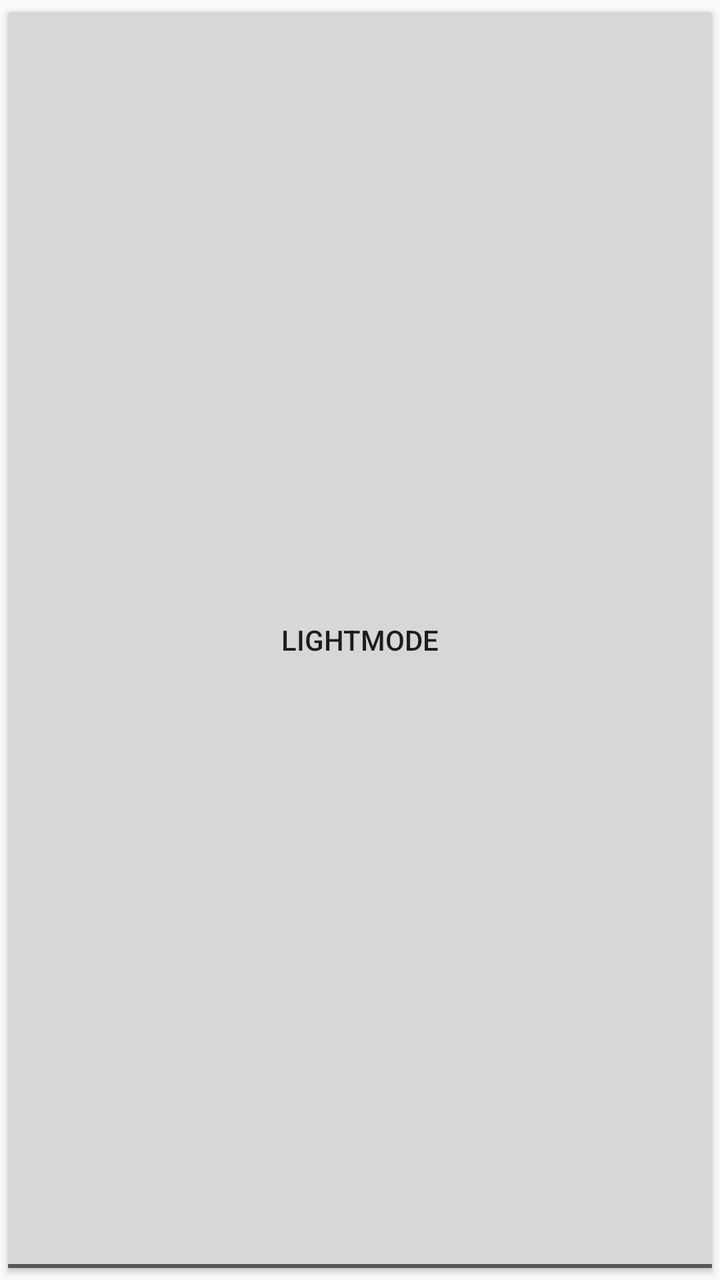
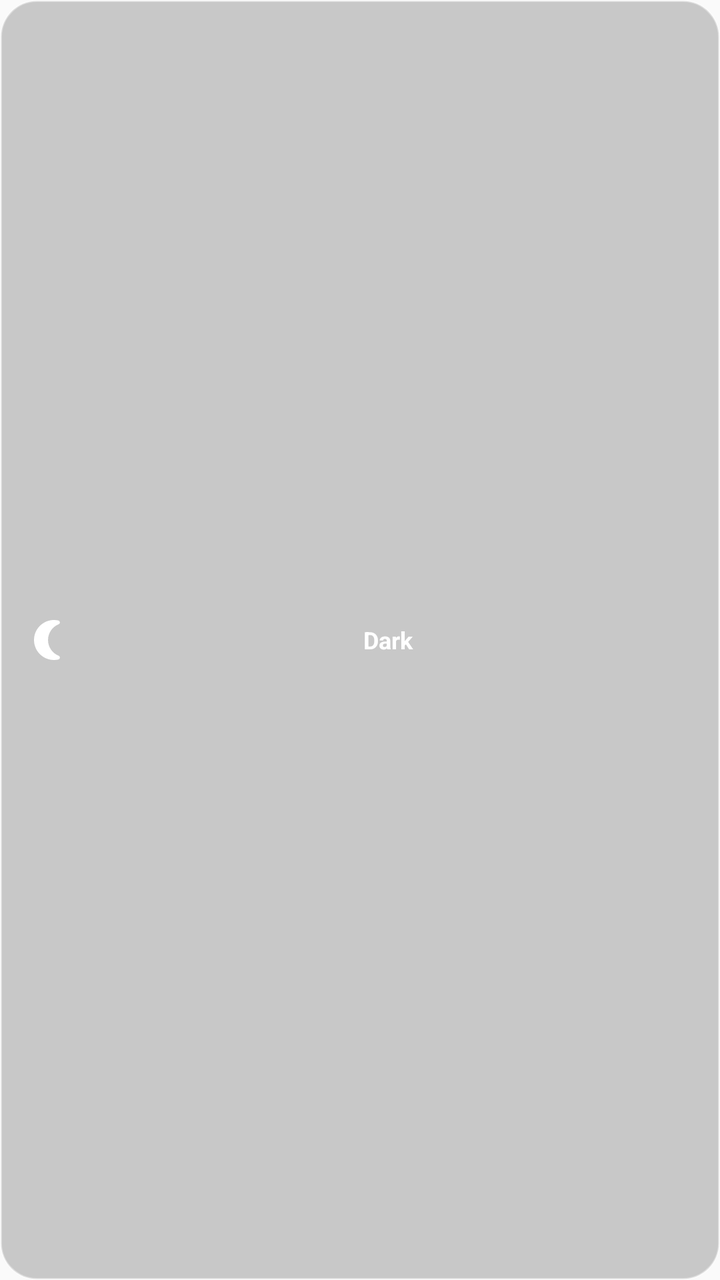

The first picture is an Android layout as it rendered before a commit; the second is the same layout after the commit. The layout source and the unified diff follow.
<!-- AndroidManifest.xml: application theme AppTheme -->
<!-- res/layout/toggle_layout.xml -->
<?xml version="1.0" encoding="utf-8"?>
<ToggleButton
    xmlns:android="http://schemas.android.com/apk/res/android"
    android:id="@+id/toggle_btn"
    android:layout_width="wrap_content"
    android:layout_height="wrap_content"
    android:textOff="@string/light_mode"
    android:textOn="@string/dark_mode"
    android:layout_gravity="end"
    android:layout_marginEnd="8dp" />
<!-- resources referenced by this layout -->
<resources>
  <string name="dark_mode">DarkMode</string>
  <string name="light_mode">LightMode</string>
  <style name="AppTheme" parent="@style/Theme.AppCompat.DayNight.NoActionBar">
          <item name="colorPrimary">@color/blue</item>
          <item name="colorPrimaryDark">@color/gray</item>
          <item name="colorAccent">@color/gray</item>
      </style>
  <color name="blue">#1e88e5</color>
  <color name="gray">#5f5f5f</color>
</resources>

<!-- the commit's change to res/layout/toggle_layout.xml (unified diff, before → after) -->
@@ -1,10 +1,20 @@
 <?xml version="1.0" encoding="utf-8"?>
-<ToggleButton
+<TextView
     xmlns:android="http://schemas.android.com/apk/res/android"
-    android:id="@+id/toggle_btn"
+    android:id="@+id/btn_theme_toggle"
     android:layout_width="wrap_content"
-    android:layout_height="wrap_content"
-    android:textOff="@string/light_mode"
-    android:textOn="@string/dark_mode"
-    android:layout_gravity="end"
-    android:layout_marginEnd="8dp" />
+    android:layout_height="36dp"
+    android:layout_gravity="end|center_vertical"
+    android:layout_marginEnd="12dp"
+    android:paddingStart="12dp"
+    android:paddingEnd="14dp"
+    android:gravity="center"
+    android:textSize="12sp"
+    android:textStyle="bold"
+    android:textColor="#FFFFFF"
+    android:background="@drawable/bg_theme_toggle_pill"
+    android:drawableStart="@drawable/ic_mode_night"
+    android:drawablePadding="6dp"
+    android:clickable="true"
+    android:focusable="true"
+    android:text="@string/dark_mode" />
<!-- resource entries referenced after the edit -->
@@ -1,7 +1,28 @@
 <!-- resources referenced by this layout -->
 <resources>
-  <string name="dark_mode">DarkMode</string>
-  <string name="light_mode">LightMode</string>
+  <!-- drawable bg_theme_toggle_pill (drawable) -->
+  <?xml version="1.0" encoding="utf-8"?>
+  <ripple xmlns:android="http://schemas.android.com/apk/res/android"
+      android:color="#40FFFFFF">
+      <item>
+          <shape android:shape="rectangle">
+              <solid android:color="#33000000" />
+              <stroke android:width="1dp" android:color="#60FFFFFF" />
+              <corners android:radius="18dp" />
+          </shape>
+      </item>
+  </ripple>
+  <!-- drawable ic_mode_night (drawable) -->
+  <vector xmlns:android="http://schemas.android.com/apk/res/android"
+      android:width="24dp"
+      android:height="24dp"
+      android:viewportWidth="24"
+      android:viewportHeight="24">
+    <path
+        android:fillColor="#FFFFFFFF"
+        android:pathData="M12.01,12c0,-3.57 2.2,-6.62 5.31,-7.87 0.89,-0.36 0.75,-1.69 -0.19,-1.9 -1.1,-0.24 -2.27,-0.3 -3.48,-0.14 -4.51,0.6 -8.12,4.31 -8.59,8.83C4.44,16.93 9.13,22 15.01,22c0.73,0 1.43,-0.08 2.12,-0.23 0.95,-0.21 1.1,-1.53 0.2,-1.9 -3.22,-1.29 -5.33,-4.41 -5.32,-7.87z"/>
+  </vector>
+  <string name="dark_mode">Dark</string>
   <style name="AppTheme" parent="@style/Theme.AppCompat.DayNight.NoActionBar">
           <item name="colorPrimary">@color/blue</item>
           <item name="colorPrimaryDark">@color/gray</item>
